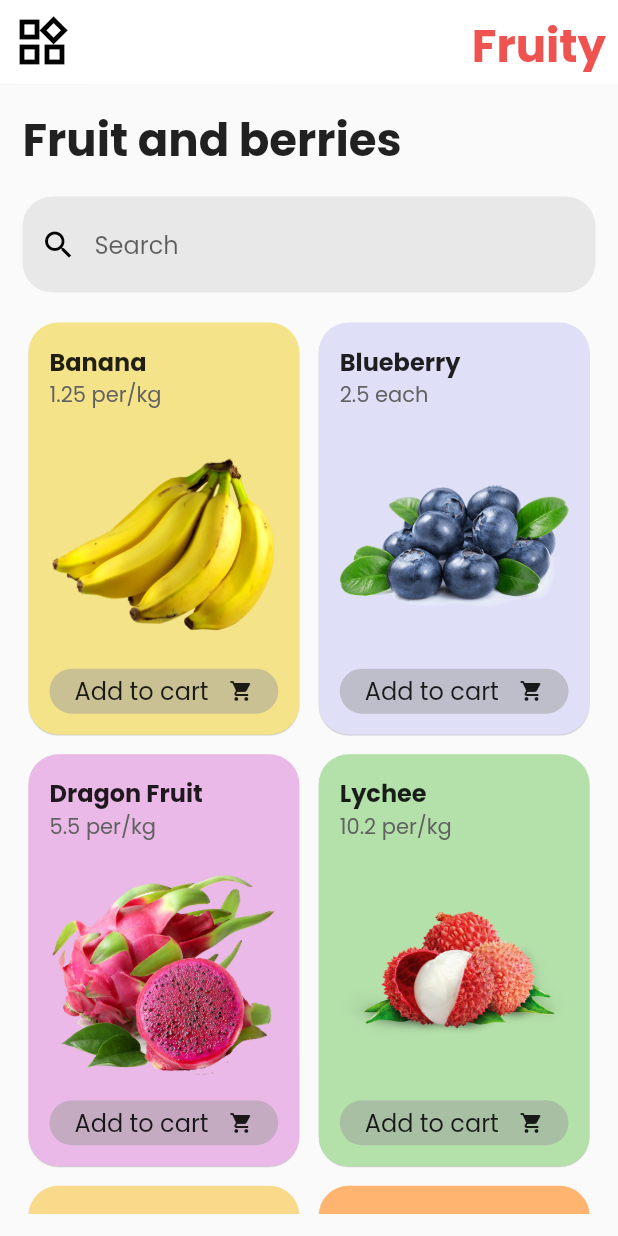
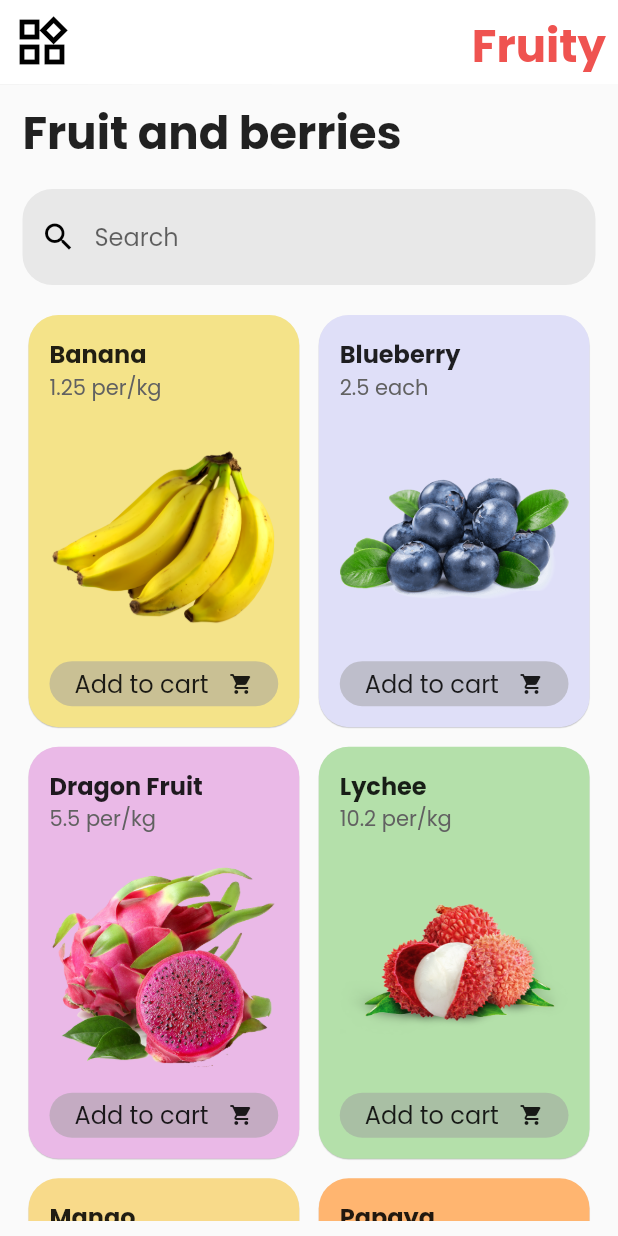
Before and after one commit to fauzirramadan/fruit_shop_ui, a Flutter app: the screen it shows after launch, on a phone screen of 412 x 824 dp. Run offline on Flutter 3.47's test engine with Material 2 defaults, Android fonts, the phone set to English and light mode, and no system bars; drawn by our look-alikes of flutter_advanced_drawer; our stand-ins replace google_fonts.

Commit message:
update 25juli

```diff
--- a/lib/item.dart
+++ b/lib/item.dart
@@ -7,10 +7,11 @@ class Item {
   String priceDeccription;
   String imageAsset;
   String itemDescription;
+  String categories;
 
   // Constructor
   Item(this.title, this.color, this.price, this.priceDeccription,
-      this.imageAsset, this.itemDescription);
+      this.imageAsset, this.itemDescription, this.categories);
 }
 
 List<Item> gridItem() {
@@ -21,55 +22,63 @@ List<Item> gridItem() {
         1.25,
         " per/kg",
         "assets/images/bananas.png",
-        "A banana is a curved, yellow fruit with a thick skin and soft sweet flesh. If you eat a banana every day for breakfast, your roommate might nickname you 'he monkey'. A banana is a tropical fruit that's quite popular all over the world. It grows in bunches on a banana tree"),
+        "A banana is a curved, yellow fruit with a thick skin and soft sweet flesh. If you eat a banana every day for breakfast, your roommate might nickname you 'he monkey'. A banana is a tropical fruit that's quite popular all over the world. It grows in bunches on a banana tree",
+        "Stone Fruit"),
     Item(
         "Blueberry",
         const Color(0xFFDFDFF8),
         2.50,
         " each",
         "assets/images/blueberry.png",
-        "Blueberries are small round berries about 0.2 to 0.6 inches across. Their color can range from blue to purple. They are often eaten fresh but can also be enjoyed frozen, added to a wide variety of baked goods, or juiced or pureed."),
+        "Blueberries are small round berries about 0.2 to 0.6 inches across. Their color can range from blue to purple. They are often eaten fresh but can also be enjoyed frozen, added to a wide variety of baked goods, or juiced or pureed.",
+        "Tropical"),
     Item(
         "Dragon Fruit",
         const Color(0xFFEAB9E7),
         5.5,
         " per/kg",
         "assets/images/dragon_fruit.png",
-        "Central Americans call it 'pitaya'. In Asia, it's a 'strawberry pear'. Today, you can buy dragon fruit throughout the U.S. Dragon fruit is juicy with a slightly sweet taste that some describe as a cross between a kiwi, a pear, and a watermelon. The seeds have a nutty flavor."),
+        "Central Americans call it 'pitaya'. In Asia, it's a 'strawberry pear'. Today, you can buy dragon fruit throughout the U.S. Dragon fruit is juicy with a slightly sweet taste that some describe as a cross between a kiwi, a pear, and a watermelon. The seeds have a nutty flavor.",
+        "Exotic"),
     Item(
         "Lychee",
         const Color(0xFFB4E0AA),
         10.2,
         " per/kg",
         "assets/images/lychee.png",
-        "The lychee is a subtropical fruit known for its delicious flavor and sweet juicy aril. It originated in southern China, where it has been cultivated for over 4000 years. The edible portion of the fruit is a white- to cream-colored translucent pulp surrounding a glossy brown seed."),
+        "The lychee is a subtropical fruit known for its delicious flavor and sweet juicy aril. It originated in southern China, where it has been cultivated for over 4000 years. The edible portion of the fruit is a white- to cream-colored translucent pulp surrounding a glossy brown seed.",
+        "Berries"),
     Item(
         "Mango",
         const Color(0xFFF8DA8A),
         7.2,
         " each",
         "assets/images/mango.png",
-        "A mango is a sweet tropical fruit, and it's also the name of the trees on which the fruit grows. Ripe mangoes are juicy, fleshy, and delicious. Like peaches and plums, mangoes have an inedible pit at the center. Unlike these other fruits, the skin of a mango is very tough and also inedible."),
+        "A mango is a sweet tropical fruit, and it's also the name of the trees on which the fruit grows. Ripe mangoes are juicy, fleshy, and delicious. Like peaches and plums, mangoes have an inedible pit at the center. Unlike these other fruits, the skin of a mango is very tough and also inedible.",
+        "Melons"),
     Item(
         "Papaya",
         const Color(0xFFFFB570),
         2.35,
         " each",
         "assets/images/papaya.png",
-        "Papaya is a tropical fruit, having oval or pear shape, measuring between 10 and 20cm and usually weighing between 500 and 1,000g, although it may even weigh up to 5kg. It is a berry of thin skin, of a green yellowish and orange colour. The pulp is of a red orange or yellow colour, sweet and very juicy."),
+        "Papaya is a tropical fruit, having oval or pear shape, measuring between 10 and 20cm and usually weighing between 500 and 1,000g, although it may even weigh up to 5kg. It is a berry of thin skin, of a green yellowish and orange colour. The pulp is of a red orange or yellow colour, sweet and very juicy.",
+        "Apples"),
     Item(
         "Pineapple",
         const Color(0xFFFCF8D5),
         5.75,
         " per/kg",
         "assets/images/pineapple.png",
-        "Pineapples have yellow or white pulp, fleshy, aromatic, juicy and sweet. In the fruit there is a fibrous axis that extends from the crown to the pedicle. Mature pineapples have a very singular fragrance, a beautiful colour and pleasant bittersweet taste."),
+        "Pineapples have yellow or white pulp, fleshy, aromatic, juicy and sweet. In the fruit there is a fibrous axis that extends from the crown to the pedicle. Mature pineapples have a very singular fragrance, a beautiful colour and pleasant bittersweet taste.",
+        "Pears"),
     Item(
         "Strawberry",
         const Color(0xFFFCE0E2),
         8.20,
         " per/kg",
         "assets/images/strawberry.png",
-        "Strawberries are soft, sweet, bright red berries. They're also delicious. Strawberries have tiny edible seeds, which grow all over their surface. When ripe, strawberries smell wonderful and taste even better. You can make jam, pie, strawberry shortcake, and more with strawberries."),
+        "Strawberries are soft, sweet, bright red berries. They're also delicious. Strawberries have tiny edible seeds, which grow all over their surface. When ripe, strawberries smell wonderful and taste even better. You can make jam, pie, strawberry shortcake, and more with strawberries.",
+        "Citrus"),
   ];
 }
--- a/lib/main.dart
+++ b/lib/main.dart
@@ -1,4 +1,5 @@
 import 'package:flutter/material.dart';
+import 'package:flutter/rendering.dart';
 import 'package:food_shop_ui/item.dart';
 import 'package:food_shop_ui/item_description.dart';
 import 'package:google_fonts/google_fonts.dart';
@@ -119,7 +120,7 @@ class _HomePageState extends State<HomePage> {
                     'Fruity',
                     style: TextStyle(
                         fontWeight: FontWeight.bold,
-                        fontSize: 24,
+                        fontSize: 26,
                         color: Colors.white70),
                   ),
                 ),
@@ -163,7 +164,7 @@ class _HomePageState extends State<HomePage> {
           ],
         ),
         body: Container(
-          margin: const EdgeInsets.all(15),
+          margin: const EdgeInsets.symmetric(horizontal: 15, vertical: 10),
           child: Column(
             crossAxisAlignment: CrossAxisAlignment.start,
             children: [
```
